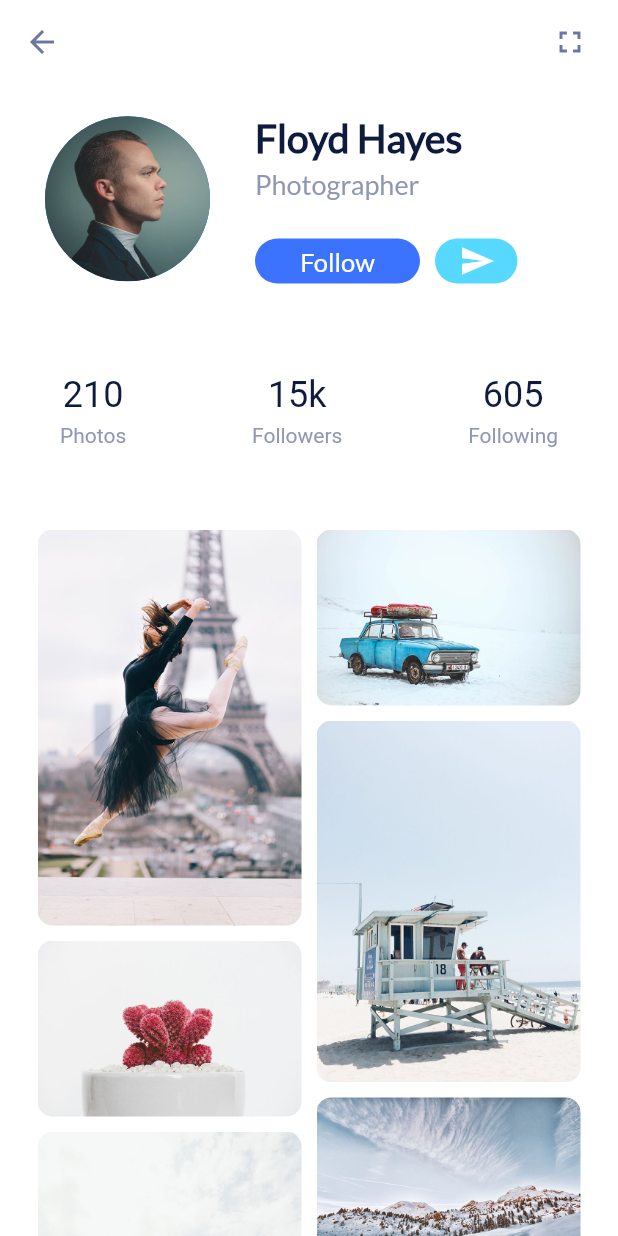
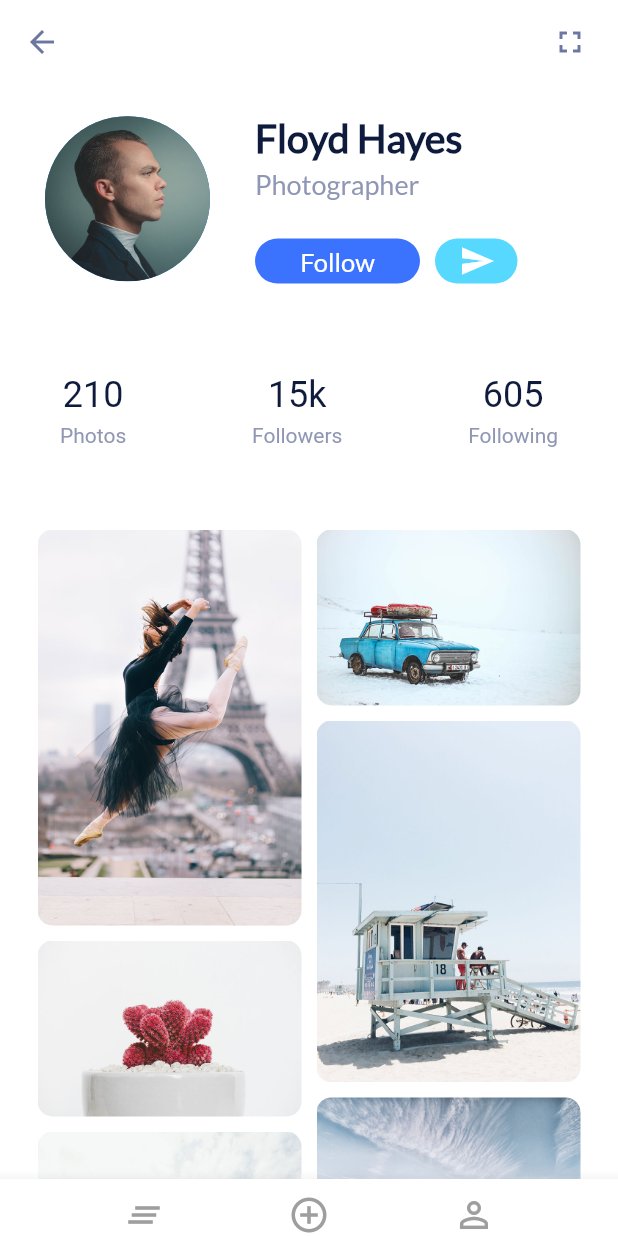
Before and after one commit to marcedroid/flutter_inspiration, a Flutter app: the MainSocial01 screen opened directly, on a phone screen of 412 x 824 dp. Run offline on Flutter 3.47's test engine with Material 2 defaults, Android fonts, the phone set to English and light mode, and no system bars.

Commit message:
Bottom navigation bar

```diff
--- a/lib/social_01/main_social_01.dart
+++ b/lib/social_01/main_social_01.dart
@@ -2,11 +2,13 @@ import 'package:flutter/material.dart';
 import 'my_appbar.dart';
 import 'custom_values.dart';
 import 'package:flutter_staggered_grid_view/flutter_staggered_grid_view.dart';
+import 'my_bottom_navigation.dart';
 
 class MainSocial01 extends StatelessWidget {
   @override
   Widget build(BuildContext context) {
     return Scaffold(
+      backgroundColor: Colors.white,
       appBar: MyAppBar(context: context,),
       body: ListView(
         scrollDirection: Axis.vertical,
@@ -16,10 +18,12 @@ class MainSocial01 extends StatelessWidget {
           _feedImage()
         ],
       ),
-      backgroundColor: Colors.white,
+      bottomNavigationBar: MyBottomNavigation()
     );
   }//Build
 }
+
+
 
 Widget _profile(){
   return Padding(
--- /dev/null
+++ b/lib/social_01/my_bottom_navigation.dart
@@ -0,0 +1,37 @@
+import 'package:flutter/material.dart';
+
+class MyBottomNavigation extends BottomAppBar{
+  MyBottomNavigation():super(
+    child: Row(
+      mainAxisAlignment: MainAxisAlignment.spaceEvenly,
+      children: <Widget>[
+        Container(
+          padding: EdgeInsets.only(top: 10.0),
+          child: Icon(
+            Icons.clear_all,
+            size: 28.0,
+            color: Colors.grey,
+          ),
+        ),
+
+        Container(
+          padding: EdgeInsets.only(top: 10.0),
+          child: Icon(
+            Icons.control_point,
+            size: 28.0,
+            color: Colors.grey,
+          ),
+        ),
+
+        Container(
+          padding: EdgeInsets.only(top: 10.0),
+          child: Icon(
+            Icons.perm_identity,
+            size: 28.0,
+            color: Colors.grey,
+          ),
+        )
+      ],
+    ),
+  );
+}
```
